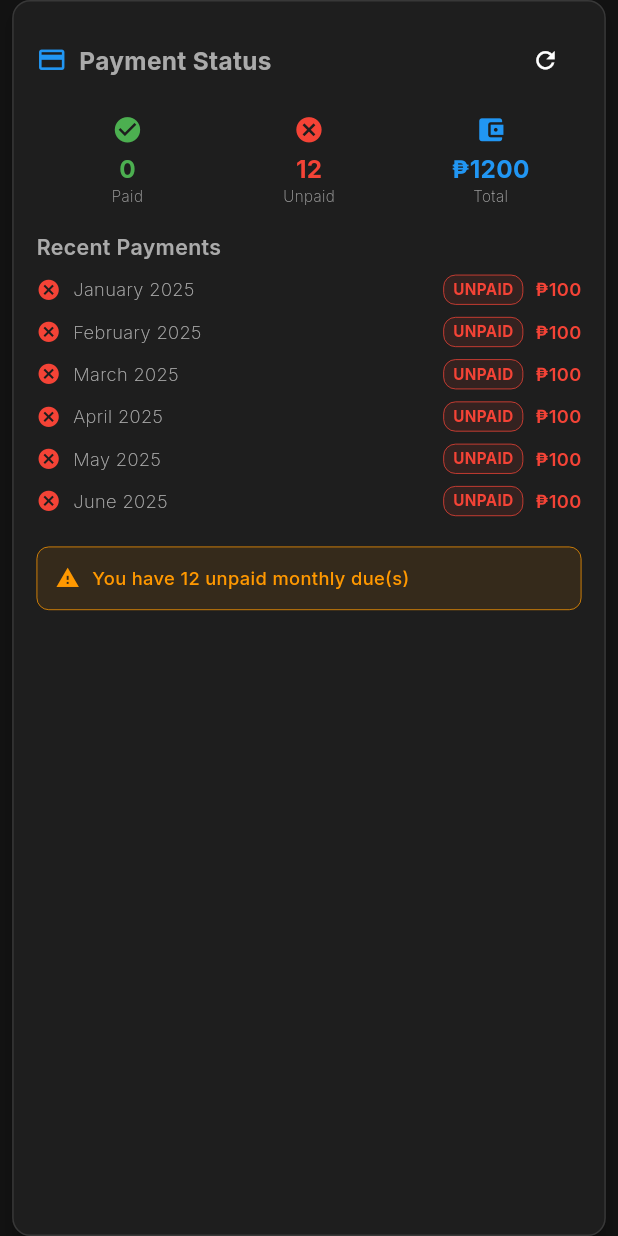
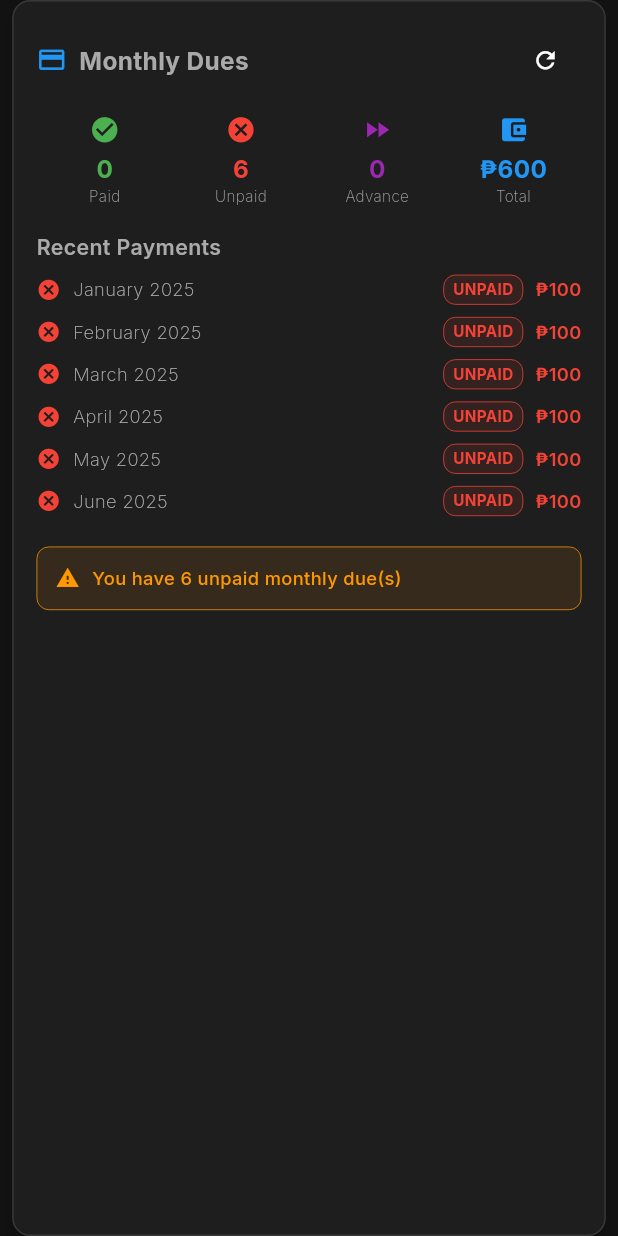
Before and after one commit to lexiecorn/oto-gapo, a Flutter app: the PaymentStatusCard widget shown alone on an empty page, opened directly with empty values, on a phone screen of 412 x 824 dp. Run offline on Flutter 3.47's test engine with Material 3 defaults, Android fonts, the phone set to English and light mode, and no system bars; drawn by our look-alikes of flutter_animate; our stand-ins replace animated_text_kit, auto_route, bloc, carousel_slider, cloud_firestore, dio and 17 more; missing offline and left inert: cloud_firestore_platform_interface, flutter_flavor, fresh_dio, mobile_scanner; accounts and stored records are empty; network calls fail; statements that could not run were skipped.

Commit message:
Add the advance payment record in profile

```diff
--- a/lib/app/modules/profile/profile_page.dart
+++ b/lib/app/modules/profile/profile_page.dart
@@ -229,6 +229,7 @@ class _PaymentStatusCardState extends State<PaymentStatusCard> {
   bool _isLoading = true;
   int _paidCount = 0;
   int _unpaidCount = 0;
+  int _advanceCount = 0;
   double _totalAmount = 0.0;
   List<Map<String, dynamic>> _recentPayments = [];
 
@@ -248,25 +249,26 @@ class _PaymentStatusCardState extends State<PaymentStatusCard> {
       final currentYear = now.year;
       final currentMonth = now.month;
 
-      // Generate months from January of current year to current month
+      // Generate months from January of current year to current month only
       final months = <String>[];
       for (int month = 1; month <= currentMonth; month++) {
         final monthKey = '${currentYear}_${month.toString().padLeft(2, '0')}';
         months.add(monthKey);
       }
 
-      // Also include last 6 months from previous year if we're in early months
-      if (currentMonth <= 6) {
-        for (int month = 7; month <= 12; month++) {
-          final monthKey = '${currentYear - 1}_${month.toString().padLeft(2, '0')}';
-          months.add(monthKey);
-        }
+      // Generate future months for advance payment calculation (current month + 1 to December)
+      final futureMonths = <String>[];
+      for (int month = currentMonth + 1; month <= 12; month++) {
+        final monthKey = '${currentYear}_${month.toString().padLeft(2, '0')}';
+        futureMonths.add(monthKey);
       }
 
       int paid = 0;
       int unpaid = 0;
+      int advance = 0;
       final recentPayments = <Map<String, dynamic>>[];
 
+      // Check current year months (January to current month)
       for (final month in months) {
         try {
           final doc = await FirebaseFirestore.instance
@@ -297,6 +299,7 @@ class _PaymentStatusCardState extends State<PaymentStatusCard> {
               'isPaid': isPaid,
               'amount': amount,
               'updatedAt': updatedAt is Timestamp ? updatedAt : null,
+              'isAdvance': false,
             });
           } else {
             // No payment record exists, consider as unpaid
@@ -306,11 +309,48 @@ class _PaymentStatusCardState extends State<PaymentStatusCard> {
               'isPaid': false,
               'amount': amount,
               'updatedAt': null,
+              'isAdvance': false,
             });
           }
         } catch (e) {
           print('Error loading payment for month $month: $e');
           unpaid++;
+        }
+      }
+
+      // Check future months for advance payments
+      for (final month in futureMonths) {
+        try {
+          final doc = await FirebaseFirestore.instance
+              .collection('users')
+              .doc(widget.userId)
+              .collection('monthly_dues')
+              .doc(month)
+              .get();
+
+          final date = DateFormat('yyyy_MM').parse(month);
+          final displayText = DateFormat('MMMM yyyy').format(date);
+          final amount = 100.0; // Fixed amount per month
+
+          if (doc.exists) {
+            final data = doc.data()!;
+            final status = data['status'];
+            final isPaid = status is bool ? status : false;
+
+            if (isPaid) {
+              advance++;
+              final updatedAt = data['updated_at'];
+              recentPayments.add({
+                'month': displayText,
+                'isPaid': isPaid,
+                'amount': amount,
+                'updatedAt': updatedAt is Timestamp ? updatedAt : null,
+                'isAdvance': true,
+              });
+            }
+          }
+        } catch (e) {
+          print('Error loading advance payment for month $month: $e');
         }
       }
 
@@ -330,6 +370,7 @@ class _PaymentStatusCardState extends State<PaymentStatusCard> {
       setState(() {
         _paidCount = paid;
         _unpaidCount = unpaid;
+        _advanceCount = advance;
         _totalAmount = (paid + unpaid) * 100.0;
         _recentPayments = displayPayments;
         _isLoading = false;
@@ -383,7 +424,7 @@ class _PaymentStatusCardState extends State<PaymentStatusCard> {
                 ),
                 SizedBox(width: 8.sp),
                 Text(
-                  'Payment Status',
+                  'Monthly Dues',
                   style: TextStyle(
                     fontSize: 16.sp,
                     fontWeight: FontWeight.bold,
@@ -419,6 +460,14 @@ class _PaymentStatusCardState extends State<PaymentStatusCard> {
                     _unpaidCount.toString(),
                     Icons.cancel,
                     Colors.red,
+                  ),
+                ),
+                Expanded(
+                  child: _buildSummaryItem(
+                    'Advance',
+                    _advanceCount.toString(),
+                    Icons.fast_forward,
+                    Colors.purple,
                   ),
                 ),
                 Expanded(
@@ -462,16 +511,40 @@ class _PaymentStatusCardState extends State<PaymentStatusCard> {
               Column(
                 children: _recentPayments.map((payment) {
                   final isPaid = payment['isPaid'] as bool? ?? false;
+                  final isAdvance = payment['isAdvance'] as bool? ?? false;
                   final month = payment['month'] as String? ?? '';
                   final amount = payment['amount'] as double? ?? 0.0;
+
+                  // Determine icon and color based on payment status
+                  IconData icon;
+                  Color color;
+                  String statusText;
+                  Color statusColor;
+
+                  if (isAdvance) {
+                    icon = Icons.fast_forward;
+                    color = Colors.purple;
+                    statusText = 'ADVANCE';
+                    statusColor = Colors.purple;
+                  } else if (isPaid) {
+                    icon = Icons.check_circle;
+                    color = Colors.green;
+                    statusText = 'PAID';
+                    statusColor = Colors.green;
+                  } else {
+                    icon = Icons.cancel;
+                    color = Colors.red;
+                    statusText = 'UNPAID';
+                    statusColor = Colors.red;
+                  }
 
                   return Padding(
                     padding: EdgeInsets.only(bottom: 8.sp),
                     child: Row(
                       children: [
                         Icon(
-                          isPaid ? Icons.check_circle : Icons.cancel,
-                          color: isPaid ? Colors.green : Colors.red,
+                          icon,
+                          color: color,
                           size: 16.sp,
                         ),
                         SizedBox(width: 8.sp),
@@ -487,19 +560,19 @@ class _PaymentStatusCardState extends State<PaymentStatusCard> {
                             vertical: 2.sp,
                           ),
                           decoration: BoxDecoration(
-                            color: isPaid ? Colors.green.withOpacity(0.1) : Colors.red.withOpacity(0.1),
+                            color: statusColor.withOpacity(0.1),
                             borderRadius: BorderRadius.circular(8.sp),
                             border: Border.all(
-                              color: isPaid ? Colors.green : Colors.red,
+                              color: statusColor,
                               width: 0.5,
                             ),
                           ),
                           child: Text(
-                            isPaid ? 'PAID' : 'UNPAID',
+                            statusText,
                             style: TextStyle(
                               fontSize: 10.sp,
                               fontWeight: FontWeight.bold,
-                              color: isPaid ? Colors.green : Colors.red,
+                              color: statusColor,
                             ),
                           ),
                         ),
@@ -509,7 +582,7 @@ class _PaymentStatusCardState extends State<PaymentStatusCard> {
                           style: TextStyle(
                             fontSize: 12.sp,
                             fontWeight: FontWeight.w600,
-                            color: isPaid ? Colors.green : Colors.red,
+                            color: color,
                           ),
                         ),
                       ],
```
